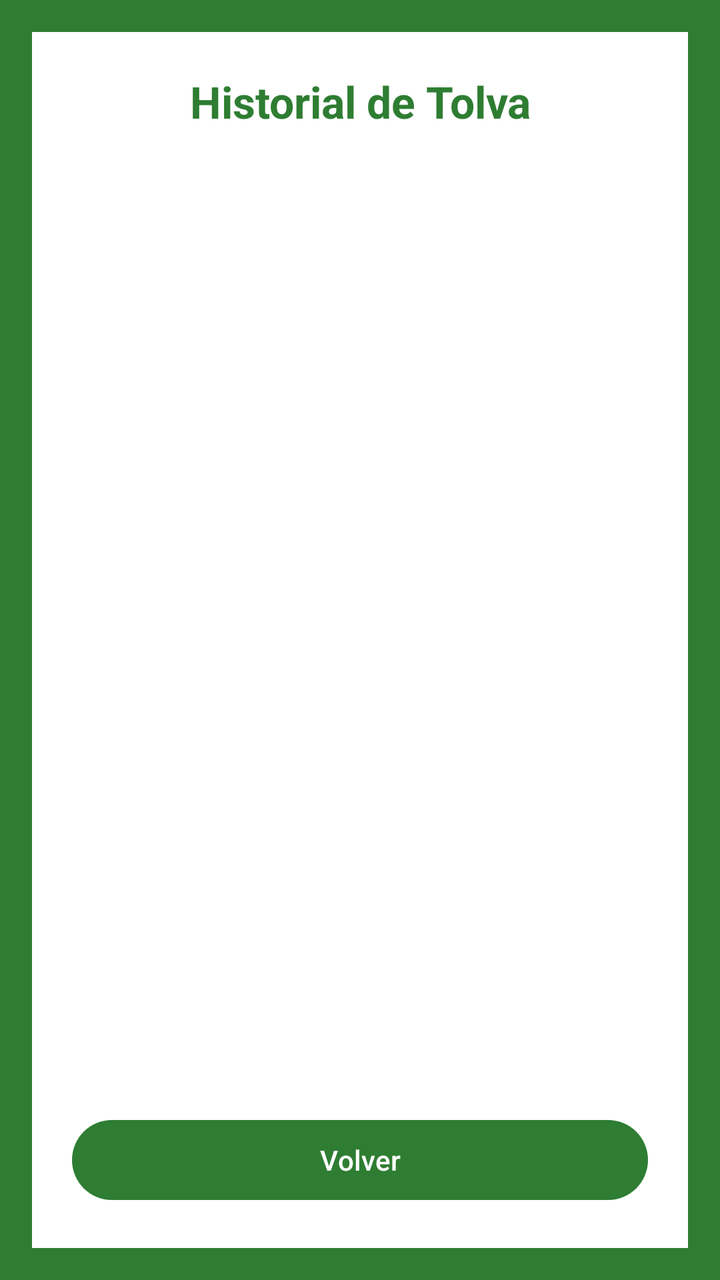
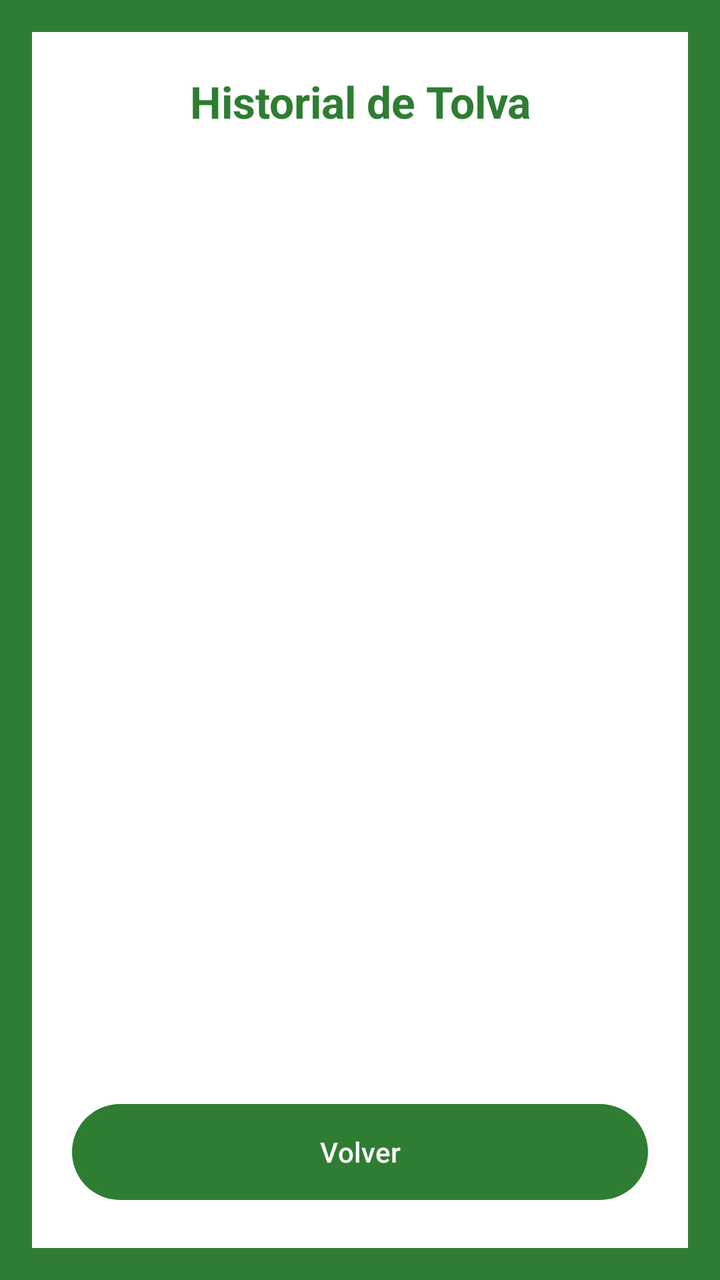

An Android layout rendered at two revisions. The XML below is the earlier revision; the diff shows what the commit changed to produce the second picture.
<!-- AndroidManifest.xml: application theme Theme.AMG -->
<!-- res/layout/activity_historial_tolva.xml -->
<?xml version="1.0" encoding="utf-8"?>
<LinearLayout
    xmlns:android="http://schemas.android.com/apk/res/android"
    xmlns:app="http://schemas.android.com/apk/res-auto"
    android:layout_width="match_parent"
    android:layout_height="match_parent"
    android:orientation="vertical"
    android:background="#2E7D32"
    android:padding="16dp">

    <LinearLayout
        android:layout_width="match_parent"
        android:layout_height="match_parent"
        android:orientation="vertical"
        android:background="#FFFFFF"
        android:padding="20dp"
        android:elevation="8dp">

        <TextView
            android:id="@+id/tvTituloHistorialTolva"
            android:layout_width="match_parent"
            android:layout_height="wrap_content"
            android:text="Historial de Tolva"
            android:textSize="22sp"
            android:textStyle="bold"
            android:textColor="#2E7D32"
            android:gravity="center"
            android:layout_marginBottom="16dp"/>

        <androidx.recyclerview.widget.RecyclerView
            android:id="@+id/rvHistorialTolva"
            android:layout_width="match_parent"
            android:layout_height="0dp"
            android:layout_weight="1"
            android:clipToPadding="false"
            android:paddingBottom="12dp"
            app:layoutManager="androidx.recyclerview.widget.LinearLayoutManager"/>

        <Button
            android:id="@+id/btnVolverHistorialTolva"
            android:layout_width="match_parent"
            android:layout_height="wrap_content"
            android:text="Volver"/>
    </LinearLayout>

</LinearLayout>
<!-- resources referenced by this layout -->
<resources>
  <style name="Theme.AMG" parent="Base.Theme.AMG" />
  <style name="Base.Theme.AMG" parent="Theme.Material3.DayNight.NoActionBar">
          <item name="colorPrimary">@color/green_primary</item>
          <item name="colorSecondary">@color/green_light</item>
      </style>
  <color name="green_primary">#2E7D32</color>
  <color name="green_light">#66BB6A</color>
</resources>

<!-- the commit's change to res/layout/activity_historial_tolva.xml (unified diff, before → after) -->
@@ -39,7 +39,7 @@
         <Button
             android:id="@+id/btnVolverHistorialTolva"
             android:layout_width="match_parent"
-            android:layout_height="wrap_content"
+            android:layout_height="56dp"
             android:text="Volver"/>
     </LinearLayout>
 
